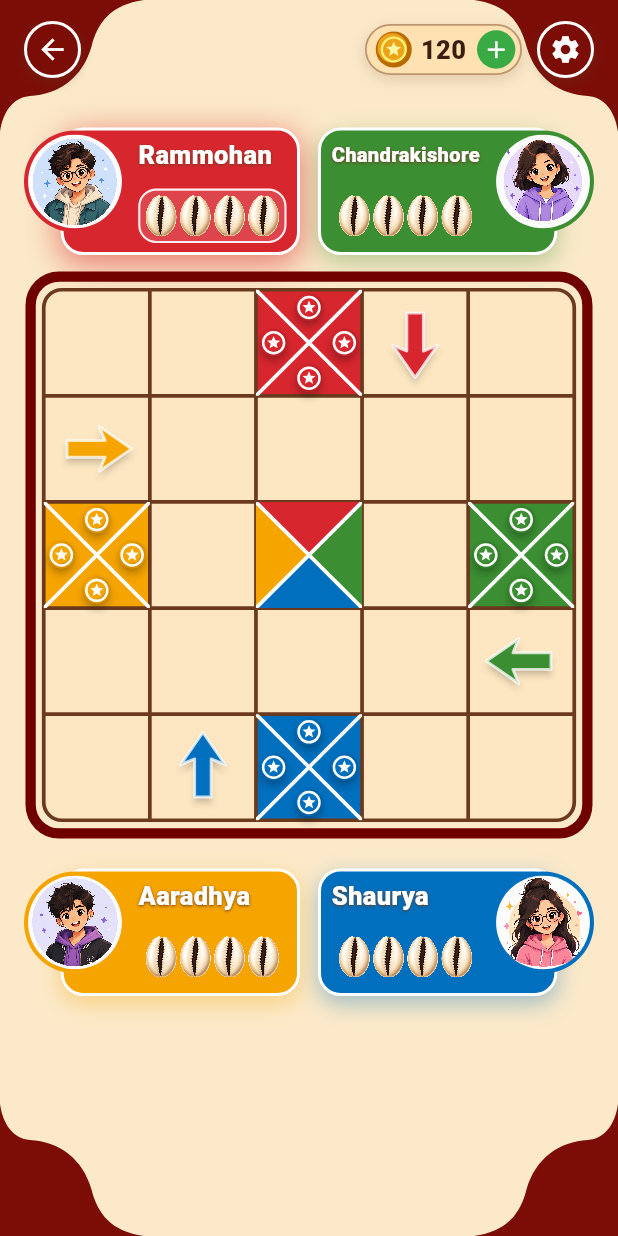
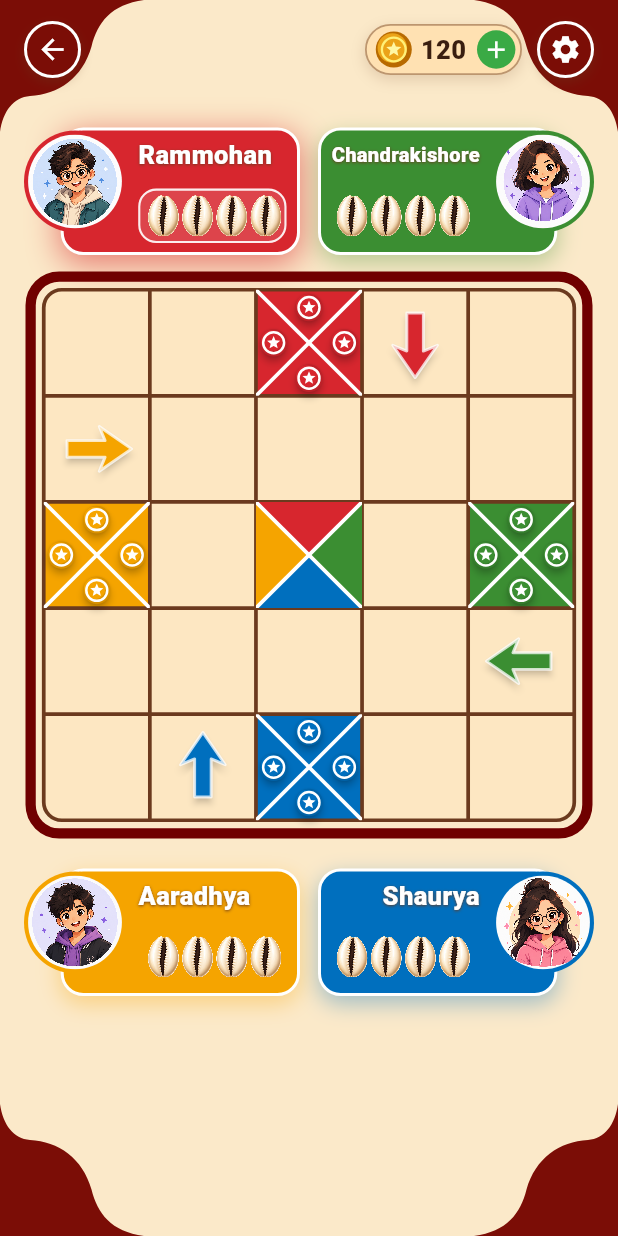
Before and after one commit to venusapps-priyank/isto-king-flutter, a Flutter app: the screen it shows after launch, on a phone screen of 412 x 824 dp. Run offline on Flutter 3.47's test engine with Material 3 defaults, Android fonts, the phone set to English and light mode, and no system bars; our stand-ins replace flutter_animate; Roboto replaces fonts that are missing (Georgia).

Commit message:
Alignment

```diff
--- a/lib/main.dart
+++ b/lib/main.dart
@@ -346,14 +346,18 @@ class PlayerCard extends StatelessWidget {
                     bottom: 8,
                   ),
                   child: Column(
-                    crossAxisAlignment: CrossAxisAlignment.start,
+                    crossAxisAlignment: avatarOnRight
+                        ? CrossAxisAlignment.end
+                        : CrossAxisAlignment.start,
                     children: [
                       SizedBox(
                         height: nameSize + 4,
                         width: double.infinity,
                         child: FittedBox(
                           fit: BoxFit.scaleDown,
-                          alignment: Alignment.centerLeft,
+                          alignment: avatarOnRight
+                              ? Alignment.centerRight
+                              : Alignment.centerLeft,
                           child: Text(
                             name,
                             maxLines: 1,
@@ -379,6 +383,7 @@ class PlayerCard extends StatelessWidget {
                         isActive: isActive,
                         shellCount: shellCount,
                         shellSize: shellSize,
+                        alignRight: avatarOnRight,
                         onRollComplete: onRollComplete,
                       ),
                     ],
@@ -586,6 +591,7 @@ class CowrieRollPanel extends StatefulWidget {
     required this.isActive,
     required this.shellCount,
     required this.shellSize,
+    this.alignRight = false,
     this.onRollComplete,
     super.key,
   });
@@ -594,6 +600,7 @@ class CowrieRollPanel extends StatefulWidget {
   final bool isActive;
   final int shellCount;
   final double shellSize;
+  final bool alignRight;
   final ValueChanged<int>? onRollComplete;
 
   @override
@@ -703,7 +710,9 @@ class _CowrieRollPanelState extends State<CowrieRollPanel> {
                 final rowWidth =
                     shellWidth * widget.shellCount +
                     gap * (widget.shellCount - 1);
-                final startX = (constraints.maxWidth - rowWidth) / 2;
+                final startX = widget.alignRight
+                    ? constraints.maxWidth - rowWidth
+                    : 0.0;
 
                 return Stack(
                   clipBehavior: Clip.none,
```
